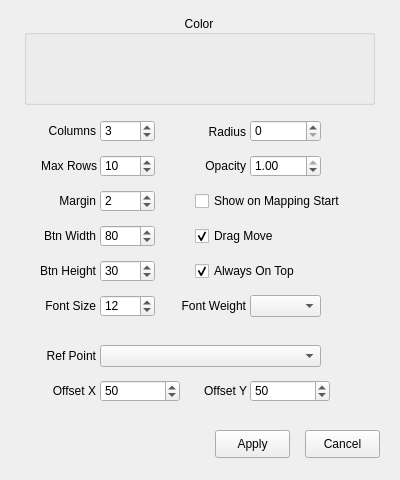
Qt form QKeyMapper/qvbuttonpanelsetupdialog.ui (Zalafina/QKeyMapper) before a commit.
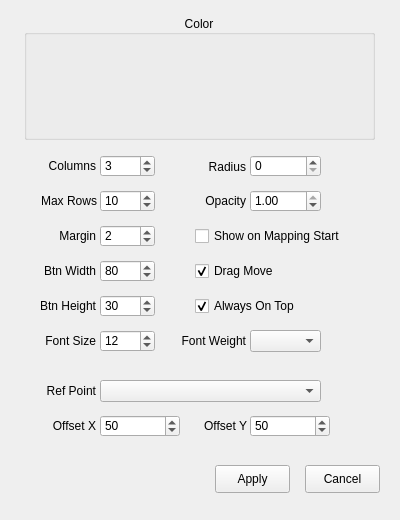
The same form after that commit.

```diff
--- a/QKeyMapper/qvbuttonpanelsetupdialog.ui
+++ b/QKeyMapper/qvbuttonpanelsetupdialog.ui
@@ -7,7 +7,7 @@
     <x>0</x>
     <y>0</y>
     <width>400</width>
-    <height>480</height>
+        <height>520</height>
    </rect>
   </property>
   <property name="sizePolicy">
@@ -19,13 +19,13 @@
   <property name="minimumSize">
    <size>
     <width>400</width>
-    <height>480</height>
+        <height>520</height>
    </size>
   </property>
   <property name="maximumSize">
    <size>
     <width>400</width>
-    <height>480</height>
+        <height>520</height>
    </size>
   </property>
   <property name="windowTitle">
@@ -37,7 +37,7 @@
      <x>24</x>
      <y>15</y>
      <width>351</width>
-     <height>90</height>
+      <height>125</height>
     </rect>
    </property>
    <property name="title">
@@ -51,7 +51,7 @@
    <property name="geometry">
     <rect>
      <x>16</x>
-     <y>120</y>
+      <y>155</y>
      <width>80</width>
      <height>22</height>
     </rect>
@@ -67,7 +67,7 @@
    <property name="geometry">
     <rect>
      <x>100</x>
-     <y>120</y>
+      <y>155</y>
      <width>55</width>
      <height>22</height>
     </rect>
@@ -89,7 +89,7 @@
    <property name="geometry">
     <rect>
      <x>21</x>
-     <y>155</y>
+      <y>190</y>
      <width>76</width>
      <height>22</height>
     </rect>
@@ -105,7 +105,7 @@
    <property name="geometry">
     <rect>
      <x>100</x>
-     <y>155</y>
+      <y>190</y>
      <width>55</width>
      <height>22</height>
     </rect>
@@ -127,7 +127,7 @@
    <property name="geometry">
     <rect>
      <x>5</x>
-     <y>225</y>
+      <y>260</y>
      <width>91</width>
      <height>22</height>
     </rect>
@@ -143,7 +143,7 @@
    <property name="geometry">
     <rect>
      <x>100</x>
-     <y>225</y>
+      <y>260</y>
      <width>55</width>
      <height>22</height>
     </rect>
@@ -165,7 +165,7 @@
    <property name="geometry">
     <rect>
      <x>170</x>
-     <y>155</y>
+      <y>190</y>
      <width>76</width>
      <height>22</height>
     </rect>
@@ -181,7 +181,7 @@
    <property name="geometry">
     <rect>
      <x>250</x>
-     <y>155</y>
+      <y>190</y>
      <width>71</width>
      <height>22</height>
     </rect>
@@ -209,7 +209,7 @@
    <property name="geometry">
     <rect>
      <x>5</x>
-     <y>260</y>
+      <y>295</y>
      <width>91</width>
      <height>22</height>
     </rect>
@@ -225,7 +225,7 @@
    <property name="geometry">
     <rect>
      <x>100</x>
-     <y>260</y>
+      <y>295</y>
      <width>55</width>
      <height>22</height>
     </rect>
@@ -247,7 +247,7 @@
    <property name="geometry">
     <rect>
      <x>195</x>
-     <y>260</y>
+      <y>295</y>
      <width>191</width>
      <height>22</height>
     </rect>
@@ -263,7 +263,7 @@
    <property name="geometry">
     <rect>
      <x>16</x>
-     <y>190</y>
+      <y>225</y>
      <width>80</width>
      <height>22</height>
     </rect>
@@ -279,7 +279,7 @@
    <property name="geometry">
     <rect>
      <x>100</x>
-     <y>190</y>
+      <y>225</y>
      <width>55</width>
      <height>22</height>
     </rect>
@@ -301,7 +301,7 @@
    <property name="geometry">
     <rect>
      <x>170</x>
-     <y>121</y>
+      <y>156</y>
      <width>76</width>
      <height>22</height>
     </rect>
@@ -317,7 +317,7 @@
    <property name="geometry">
     <rect>
      <x>250</x>
-     <y>120</y>
+      <y>155</y>
      <width>71</width>
      <height>22</height>
     </rect>
@@ -339,7 +339,7 @@
    <property name="geometry">
     <rect>
      <x>195</x>
-     <y>225</y>
+      <y>260</y>
      <width>191</width>
      <height>22</height>
     </rect>
@@ -355,7 +355,7 @@
    <property name="geometry">
     <rect>
      <x>195</x>
-     <y>190</y>
+      <y>225</y>
      <width>191</width>
      <height>22</height>
     </rect>
@@ -371,7 +371,7 @@
    <property name="geometry">
     <rect>
      <x>16</x>
-     <y>345</y>
+      <y>380</y>
      <width>80</width>
      <height>22</height>
     </rect>
@@ -387,7 +387,7 @@
    <property name="geometry">
     <rect>
      <x>100</x>
-     <y>345</y>
+      <y>380</y>
      <width>221</width>
      <height>22</height>
     </rect>
@@ -400,7 +400,7 @@
    <property name="geometry">
     <rect>
      <x>16</x>
-     <y>380</y>
+      <y>415</y>
      <width>80</width>
      <height>22</height>
     </rect>
@@ -416,7 +416,7 @@
    <property name="geometry">
     <rect>
      <x>100</x>
-     <y>380</y>
+      <y>415</y>
      <width>80</width>
      <height>22</height>
     </rect>
@@ -438,7 +438,7 @@
    <property name="geometry">
     <rect>
      <x>176</x>
-     <y>380</y>
+      <y>415</y>
      <width>71</width>
      <height>22</height>
     </rect>
@@ -454,7 +454,7 @@
    <property name="geometry">
     <rect>
      <x>250</x>
-     <y>380</y>
+      <y>415</y>
      <width>80</width>
      <height>22</height>
     </rect>
@@ -476,7 +476,7 @@
    <property name="geometry">
     <rect>
      <x>215</x>
-     <y>430</y>
+      <y>465</y>
      <width>75</width>
      <height>28</height>
     </rect>
@@ -495,7 +495,7 @@
    <property name="geometry">
     <rect>
      <x>305</x>
-     <y>430</y>
+      <y>465</y>
      <width>75</width>
      <height>28</height>
     </rect>
@@ -511,7 +511,7 @@
    <property name="geometry">
     <rect>
      <x>100</x>
-     <y>295</y>
+      <y>330</y>
      <width>55</width>
      <height>22</height>
     </rect>
@@ -533,7 +533,7 @@
    <property name="geometry">
     <rect>
      <x>5</x>
-     <y>295</y>
+      <y>330</y>
      <width>91</width>
      <height>22</height>
     </rect>
@@ -549,7 +549,7 @@
    <property name="geometry">
     <rect>
      <x>155</x>
-     <y>295</y>
+      <y>330</y>
      <width>91</width>
      <height>22</height>
     </rect>
@@ -565,7 +565,7 @@
    <property name="geometry">
     <rect>
      <x>250</x>
-     <y>295</y>
+      <y>330</y>
      <width>71</width>
      <height>22</height>
     </rect>
```
